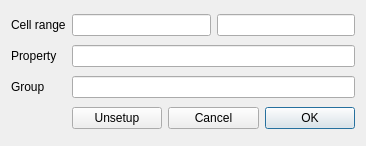
The window that src/Mod/Spreadsheet/Gui/DlgSheetConf.ui (DrBenson/FreeCAD) describes before a commit, drawn with Qt 5.
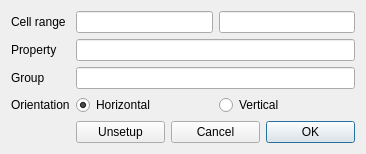
The same window after the commit. Custom widgets are drawn as their Qt base class.

Diff of the .ui file:
```diff
--- a/src/Mod/Spreadsheet/Gui/DlgSheetConf.ui
+++ b/src/Mod/Spreadsheet/Gui/DlgSheetConf.ui
@@ -80,7 +80,34 @@
      </property>
     </widget>
    </item>
-   <item row="3" column="1" colspan="2">
+   <item row="3" column="0">
+    <widget class="QLabel" name="label_4">
+     <property name="text">
+      <string>Orientation</string>
+     </property>
+    </widget>
+   </item>
+   <item row="3" column="1">
+    <widget class="QRadioButton" name="radioButtonOrientationHorizontal">
+     <property name="text">
+      <string>Horizontal</string>
+     </property>
+     <property name="checked">
+      <bool>true</bool>
+     </property>
+    </widget>
+   </item>
+   <item row="3" column="2">
+    <widget class="QRadioButton" name="radioButtonOrientationVertical">
+     <property name="text">
+      <string>Vertical</string>
+     </property>
+     <property name="checked">
+      <bool>false</bool>
+     </property>
+    </widget>
+   </item>
+   <item row="4" column="1" colspan="2">
     <layout class="QHBoxLayout" name="horizontalLayout">
      <item>
       <widget class="QPushButton" name="btnDiscard">
```
